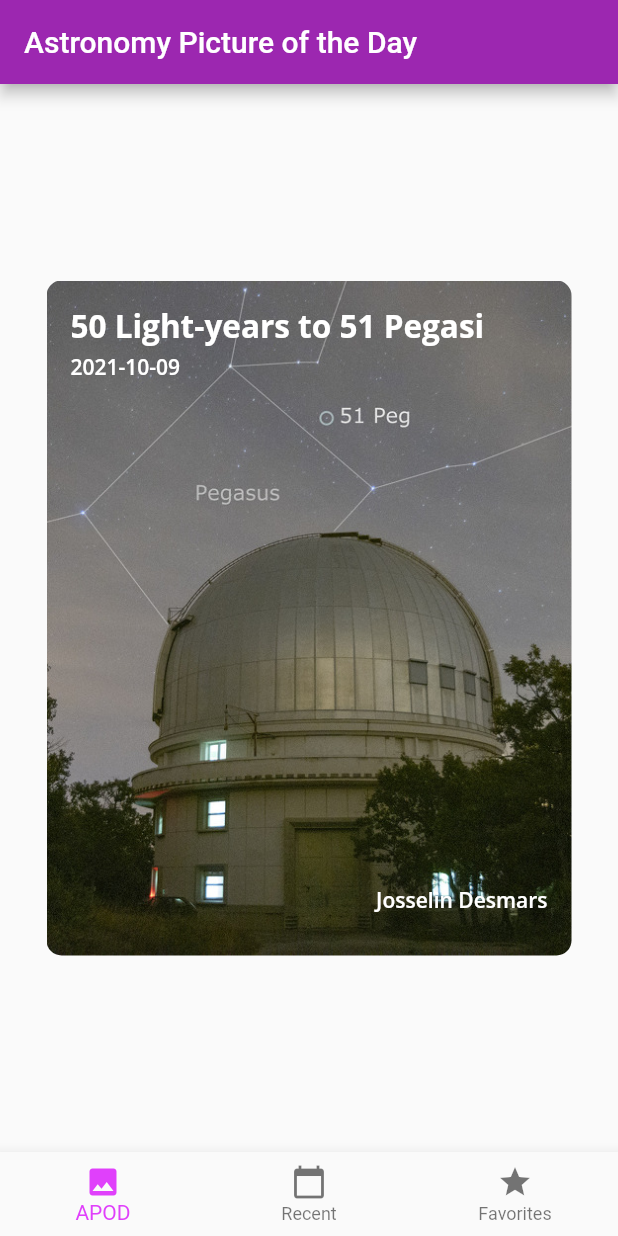
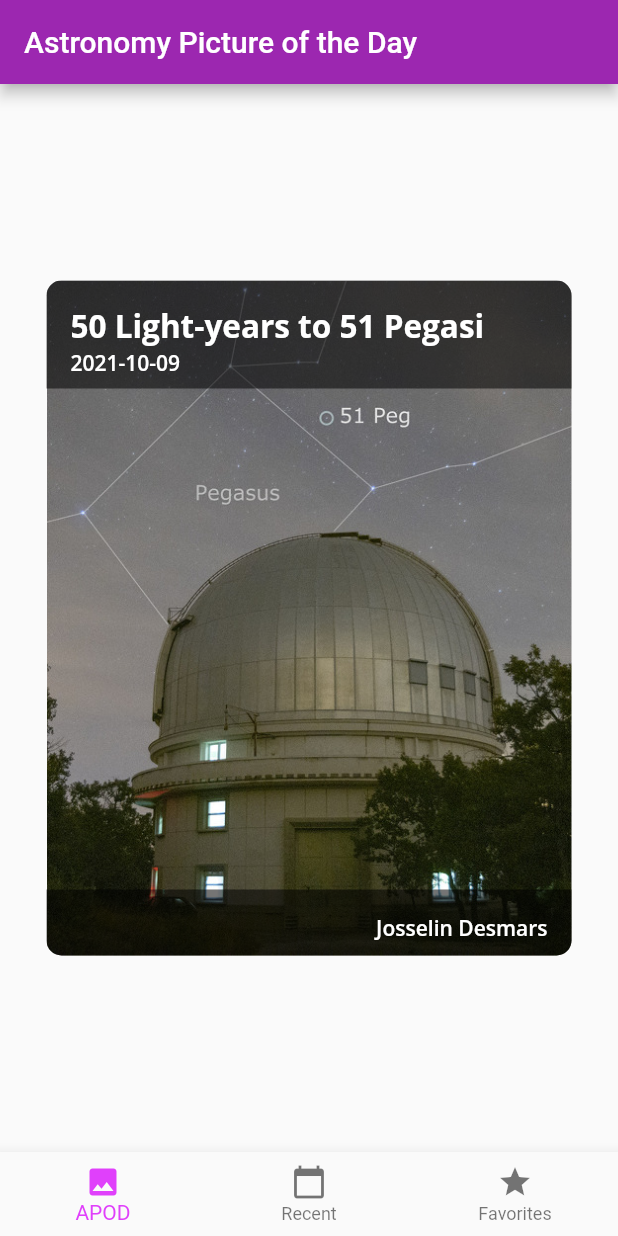
Before and after one commit to fullmers/Flutter-Apprentice-Book-Club, a Flutter app: the screen it shows after launch, on a phone screen of 412 x 824 dp. Run offline on Flutter 3.47's test engine with Material 2 defaults, Android fonts, the phone set to English and light mode, and no system bars; our stand-ins replace google_fonts.

Commit message:
more polish to the apod_card

```diff
--- a/lib/apod_card.dart
+++ b/lib/apod_card.dart
@@ -1,7 +1,13 @@
 import 'package:apod/apod.dart';
 import 'package:flutter/material.dart';
 import 'package:intl/intl.dart';
+
 import 'apod_theme.dart';
+
+const cardWidth = 350.0;
+const cardHeight = 450.0;
+const cardRadius = 10.0;
+const cardPadding = 16.0;
 
 @immutable
 class ApodCard extends StatelessWidget {
@@ -15,39 +21,112 @@ class ApodCard extends StatelessWidget {
   @override
   Widget build(BuildContext context) {
     return Center(
-      child: Container(
-        padding: const EdgeInsets.all(16),
-        constraints: const BoxConstraints.expand(width: 350, height: 450),
-        decoration: BoxDecoration(
-          image: DecorationImage(
-            image: AssetImage(apod.url!),
-            fit: BoxFit.cover,
+      child: Stack(
+        children: [
+          _buildPicture(),
+          _buildTopOverlay(),
+          Positioned(
+            bottom: 0,
+            child: _buildBottomOverlay(),
           ),
-          borderRadius: const BorderRadius.all(Radius.circular(10.0)),
+        ],
+      ),
+    );
+  }
+
+  Widget _buildPicture() {
+    return Container(
+      constraints: const BoxConstraints.expand(
+        width: cardWidth,
+        height: cardHeight,
+      ),
+      decoration: BoxDecoration(
+        image: DecorationImage(
+          image: AssetImage(apod.url!),
+          fit: BoxFit.cover,
         ),
-        child: Stack(
+        borderRadius: const BorderRadius.all(
+          Radius.circular(cardRadius),
+        ),
+      ),
+    );
+  }
+
+  Widget _buildTopOverlay() {
+    // Since the pictures are not always dark, we add a dark semi-transparent
+    // background to the title and date text, to make it readable in all cases
+    return Container(
+      height: 60,
+      constraints: const BoxConstraints.expand(width: cardWidth, height: 72),
+      decoration: const BoxDecoration(
+        color: Colors.black54,
+        borderRadius: BorderRadius.only(
+          topLeft: Radius.circular(cardRadius),
+          topRight: Radius.circular(cardRadius),
+        ),
+      ),
+      child: Padding(
+        padding: const EdgeInsets.only(
+          left: cardPadding,
+          top: cardPadding,
+          right: cardPadding,
+        ),
+        child: Column(
+          crossAxisAlignment: CrossAxisAlignment.start,
           children: [
+            // Consider the case of a very long title. Instead of wrapping, we
+            // choose to end the single line with an ellipsis. The user can
+            // click on the card to read the full text.
             Text(
               apod.title ?? '',
+              overflow: TextOverflow.ellipsis,
+              maxLines: 1,
+              softWrap: false,
               style: ApodTheme.darkTextTheme.headline2,
             ),
-            apod.date != null
-                ? Positioned(
-                    top: 32,
-                    child: Text(
-                      DateFormat('yyyy-MM-dd').format(apod.date!),
-                      style: ApodTheme.darkTextTheme.bodyText1,
-                    ),
-                  )
-                : Container(),
-            Positioned(
-              bottom: 12,
-              right: 0,
-              child: Text(
-                apod.copyright ?? '',
+            if (apod.date != null)
+              Text(
+                DateFormat('yyyy-MM-dd').format(apod.date!),
                 style: ApodTheme.darkTextTheme.bodyText1,
               ),
-            ),
+          ],
+        ),
+      ),
+    );
+  }
+
+  Widget _buildBottomOverlay() {
+    // Since the pictures are not always dark, we add a dark semi-transparent
+    // background to the title and date text, to make it readable in all cases
+    return Container(
+      height: 60,
+      constraints: const BoxConstraints.expand(width: cardWidth, height: 44),
+      decoration: const BoxDecoration(
+        color: Colors.black54,
+        borderRadius: BorderRadius.only(
+          bottomLeft: Radius.circular(cardRadius),
+          bottomRight: Radius.circular(cardRadius),
+        ),
+      ),
+      child: Padding(
+        padding: const EdgeInsets.only(
+          left: cardPadding,
+          top: cardPadding,
+          right: cardPadding,
+        ),
+        child: Column(
+          crossAxisAlignment: CrossAxisAlignment.end,
+          children: [
+            // Consider the case of many copyright holders (long text). Instead
+            // of wrapping, we choose to end the single line with an ellipsis.
+            // The user can click on the card to read the full text.
+            Text(
+              apod.copyright ?? '',
+              overflow: TextOverflow.ellipsis,
+              maxLines: 1,
+              softWrap: false,
+              style: ApodTheme.darkTextTheme.bodyText1,
+            )
           ],
         ),
       ),
```
